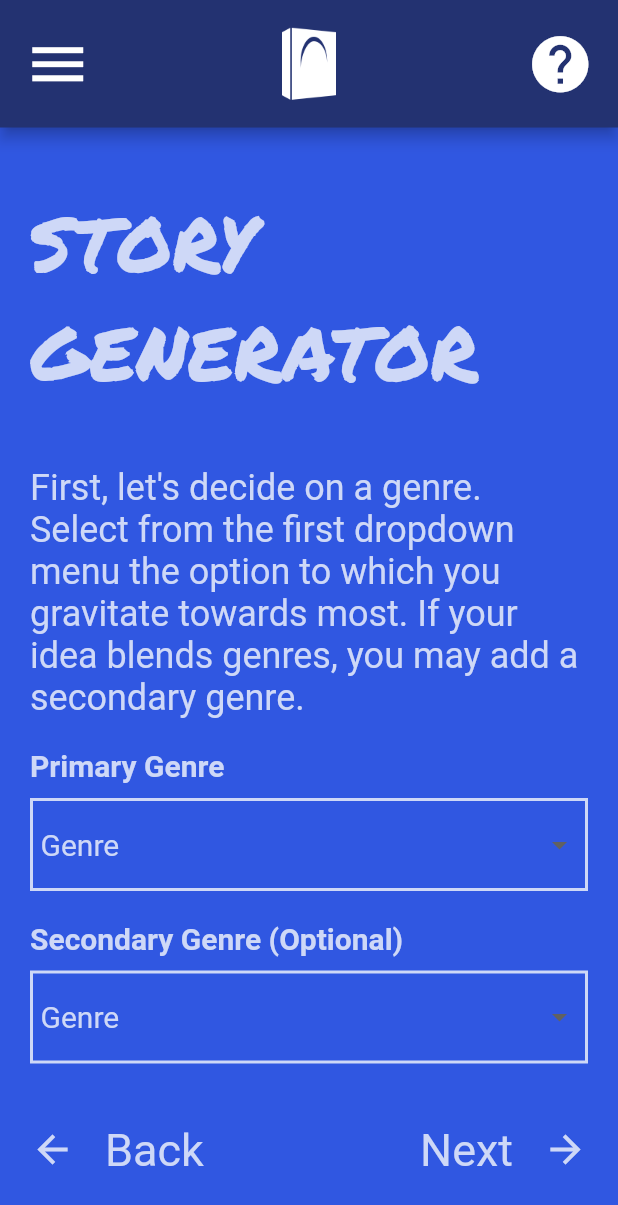
After one commit to AlexTarian/arcitect_novelsmith, a Flutter app: the GeneratorInfoScreen screen opened directly, on a phone screen of 412 x 824 dp. The commit adds this screen. Shown: the top 1205 px of the screen. Run offline on Flutter 3.47's test engine with Material 2 defaults, Android fonts, the phone set to English and light mode, and no system bars; our stand-ins replace rflutter_alert, shared_preferences; accounts and stored records are empty.

Commit message:
May 2023 Update

```diff
--- /dev/null
+++ b/lib/components/custom_dropdown.dart
@@ -0,0 +1,73 @@
+import 'package:flutter/material.dart';
+
+class CustomDropDown extends StatelessWidget {
+  const CustomDropDown(
+      {super.key,
+        required this.label,
+        required this.textController,
+        required this.list,
+        required this.onChanged});
+
+  final String label;
+  final TextEditingController textController;
+  final List<String> list;
+  final  void Function(String?)? onChanged;
+
+  @override
+  Widget build(BuildContext context) {
+    return Column(
+      crossAxisAlignment: CrossAxisAlignment.start,
+      children: <Widget>[
+        Text(label,
+          style: TextStyle(
+            color: Theme.of(context).primaryColor,
+            fontSize: 20.0,
+            fontWeight: FontWeight.w700,
+          ),
+        ),
+        const SizedBox(height: 10.0),
+        Container(
+          padding: const EdgeInsets.all(5.0),
+          decoration: BoxDecoration(
+            border: Border.all(
+                width: 2, color: Theme.of(context).primaryColor),
+          ),
+          child: DropdownButton<String>(
+            dropdownColor: Theme.of(context).primaryColor,
+            isExpanded: true,
+            value: textController.text,
+            elevation: 16,
+            style: TextStyle(
+                fontSize: 20.0, color: Theme.of(context).primaryColorLight),
+            underline: Container(
+              width: double.infinity,
+              height: 2,
+              color: Colors.transparent,
+            ),
+            onChanged: onChanged,
+            selectedItemBuilder: (BuildContext context) { //<-- SEE HERE
+              return list.map((String value) {
+                return Column(
+                  mainAxisAlignment: MainAxisAlignment.center,
+                  children: <Widget>[
+                    Text(
+                      textController.text,
+                      style: TextStyle(
+                          fontSize: 20.0, color: Theme.of(context).primaryColor),
+                    ),
+                  ],
+                );
+              }).toList();
+            },
+            items: list.map<DropdownMenuItem<String>>((String value) {
+              return DropdownMenuItem<String>(
+                value: value,
+                child: Text(value),
+              );
+            }).toList(),
+          ),
+        ),
+      ],
+    );
+  }
+}
--- /dev/null
+++ b/lib/components/pageview_layout.dart
@@ -0,0 +1,78 @@
+import 'package:flutter/material.dart';
+
+class PageviewLayout extends StatelessWidget {
+  const PageviewLayout(
+      {super.key,
+        required this.text,
+        required this.child,
+        this.back,
+        this.forward,
+      });
+
+  final String text;
+  final Widget child;
+  final void Function()? back;
+  final void Function()? forward;
+
+
+  @override
+  Widget build(BuildContext context) {
+    return
+      Column(
+        crossAxisAlignment: CrossAxisAlignment.start,
+        mainAxisAlignment: MainAxisAlignment.spaceBetween,
+        children: <Widget>[
+          Column(
+            children: <Widget>[
+              Text(
+                text,
+                style: const TextStyle(
+                  fontSize: 24.0,
+                ),
+              ),
+              const SizedBox(height: 20),
+              child,
+            ],
+          ),
+          Padding(
+            padding: const EdgeInsets.only(bottom: 40, top: 40),
+            child: Row(
+              mainAxisAlignment: MainAxisAlignment.spaceBetween,
+              children: <Widget>[
+                GestureDetector(
+                  onTap: back,
+                  child: Row(
+                    mainAxisAlignment: MainAxisAlignment.spaceBetween,
+                    children: <Widget>[
+                      Icon(Icons.arrow_back, color: Theme.of(context).primaryColor, size: 30),
+                      const SizedBox(width: 20),
+                      const Text('Back',
+                        style: TextStyle(
+                          fontSize: 30,
+                        ),
+                      ),
+                    ],
+                  ),
+                ),
+                GestureDetector(
+                  onTap: forward,
+                  child: Row(
+                    mainAxisAlignment: MainAxisAlignment.spaceBetween,
+                    children: <Widget>[
+                      const Text('Next',
+                        style: TextStyle(
+                            fontSize: 30
+                        ),
+                      ),
+                      const SizedBox(width: 20),
+                      Icon(Icons.arrow_forward, color: Theme.of(context).primaryColor, size: 30),
+                    ],
+                  ),
+                ),
+              ],
+            ),
+          ),
+        ],
+      );
+  }
+}
--- a/lib/views/character_detail.dart
+++ b/lib/views/character_detail.dart
@@ -30,6 +30,7 @@ class CharacterDetailScreen extends StatefulWidget {
 }
 
 class _CharacterDetailScreenState extends State<CharacterDetailScreen> {
+  String viewType = 'Summary';
   int stre = 0;
   int dext = 0;
   int cons = 0;
@@ -112,6 +113,7 @@ class _CharacterDetailScreenState extends State<CharacterDetailScreen> {
                   height: MediaQuery.of(context).size.height * .70,
                   child: SingleChildScrollView(
                     child: Column(
+                      crossAxisAlignment: CrossAxisAlignment.start,
                       children: <Widget>[
                         Container(
                           width: MediaQuery.of(context).size.width,
@@ -164,9 +166,72 @@ class _CharacterDetailScreenState extends State<CharacterDetailScreen> {
                           ),
                         ),
                         const SizedBox(height: 30.0),
+                        Text(
+                          'Level of Detail',
+                          style: TextStyle(
+                            color: Theme.of(context).primaryColor,
+                            fontSize: 20.0,
+                            fontWeight: FontWeight.w700,
+                          ),
+                        ),
+                        const SizedBox(height: 10.0),
+                        Container(
+                          padding: const EdgeInsets.all(5.0),
+                          decoration: BoxDecoration(
+                            border: Border.all(
+                                width: 2, color: Theme.of(context).primaryColor),
+                          ),
+                          child: DropdownButton<String>(
+                            dropdownColor: Theme.of(context).primaryColor,
+                            isExpanded: true,
+                            value: viewType,
+                            elevation: 16,
+                            style: TextStyle(
+                                fontSize: 20.0, color: Theme.of(context).primaryColorLight),
+                            underline: Container(
+                              width: double.infinity,
+                              height: 2,
+                              color: Colors.transparent,
+                            ),
+                            onChanged: (String? newValue) {
+                              setState(() {
+                                viewType = newValue!;
+                              });
+                            },
+                            selectedItemBuilder: (BuildContext context) { //<-- SEE HERE
+                              return <String>['Summary', 'Detailed', 'Ultra-Detailed']
+                                  .map((String value) {
+                                return Column(
+                                  mainAxisAlignment: MainAxisAlignment.center,
+                                  children: <Widget>[
+                                    Text(
+                                      viewType,
+                                      style: TextStyle(
+                                        fontSize: 20.0, color: Theme.of(context).primaryColor),
+                                    ),
+                                  ],
+                                );
+                              }).toList();
+                            },
+                            items: [
+                              'Summary',
+                              'Detailed',
+                              'Ultra-Detailed'
+                            ].map<DropdownMenuItem<String>>((String value) {
+                              return DropdownMenuItem<String>(
+                                value: value,
+                                child: Text(value),
+                              );
+                            }).toList(),
+                          ),
+                        ),
+                        const SizedBox(height: 30.0),
                         CustomFormField(label: 'Name'),
                         const SizedBox(height: 15.0),
-                        CustomFormField(label: 'Race'),
+                        Visibility(
+                          visible: viewType != "Summary",
+                            child: CustomFormField(label: 'Race')
+                        ),
                         const SizedBox(height: 15.0),
                         CustomFormField(label: 'Age'),
                         const SizedBox(height: 15.0),
--- /dev/null
+++ b/lib/views/generator_info.dart
@@ -0,0 +1,119 @@
+import 'package:flutter/material.dart';
+import 'package:arcitect_novelsmith/constants.dart';
+import 'package:arcitect_novelsmith/components/custom_app_bar.dart';
+import 'package:arcitect_novelsmith/components/nav_menu.dart';
+import 'package:arcitect_novelsmith/components/icon_box_button.dart';
+import 'package:arcitect_novelsmith/views/character_list.dart';
+import 'package:arcitect_novelsmith/views/story_list.dart';
+import 'package:arcitect_novelsmith/components/pageview_layout.dart';
+import 'package:arcitect_novelsmith/components/custom_dropdown.dart';
+
+class GeneratorInfoScreen extends StatefulWidget {
+  const GeneratorInfoScreen({Key? key}) : super(key: key);
+
+  @override
+  State<GeneratorInfoScreen> createState() => _GeneratorInfoScreenState();
+}
+
+class _GeneratorInfoScreenState extends State<GeneratorInfoScreen> {
+  final PageController controller = PageController(initialPage: 0);
+  TextEditingController genreOne = TextEditingController(text: 'Genre');
+  TextEditingController genreTwo = TextEditingController(text: 'Genre');
+  List<String> genreList = [
+    'Genre',
+    'Detective',
+    'Romance',
+    'Comedy',
+    'Horror',
+    'Action',
+    'Myth',
+    'Coming of Age',
+    'Sci-Fi',
+    'Fantasy',
+    'Crime',
+    'Western',
+    'Thriller'
+  ];
+
+  @override
+  Widget build(BuildContext context) {
+    return Scaffold(
+      drawer: const NavDrawer(),
+      drawerEnableOpenDragGesture: false,
+      appBar: PreferredSize(
+        preferredSize: const Size.fromHeight(85.0),
+        child: Builder(builder: (context) {
+          return customAppBar(iconR: Icons.help, onPressedR: () {});
+        }),
+      ),
+      body: SafeArea(
+        minimum: const EdgeInsets.all(20.0),
+        child: Center(
+          child: Container(
+            height: double.infinity,
+            decoration: BoxDecoration(
+                gradient: LinearGradient(
+              begin: Alignment.topCenter,
+              end: Alignment.bottomCenter,
+              colors: [
+                Theme.of(context).scaffoldBackgroundColor,
+                Theme.of(context).primaryColorLight,
+                Theme.of(context).primaryColorDark,
+              ],
+            )),
+            child: Column(
+              children: <Widget>[
+                const SizedBox(height: 20.0),
+                const Text(
+                  'STORY GENERATOR',
+                  style: TextStyle(
+                    fontFamily: 'PermanentMarker',
+                    fontSize: 50.0,
+                  ),
+                ),
+                const SizedBox(height: 40.0),
+                Expanded(
+                  child: PageView(
+                    controller: controller,
+                    children: <Widget>[
+                      PageviewLayout(
+                        text: 'First, let\'s decide on a genre. Select from the first dropdown menu the option to which you gravitate towards most. If your idea blends genres, you may add a secondary genre.',
+                        // back: controller.animateToPage(controller.page.toInt() + 1, duration: Duration(milliseconds: 400), curve: Curves.easeIn),
+                        // forward: controller.animateToPage(controller.page.toInt() + 1, duration: Duration(milliseconds: 400), curve: Curves.easeIn),
+                          child: Column(
+                            children: <Widget>[
+                              CustomDropDown(
+                                label: 'Primary Genre',
+                                textController: genreOne,
+                                list: genreList,
+                                onChanged: (String? newValue) {
+                                  setState(() {
+                                    genreOne.text = newValue!;
+                                  });
+                                },
+                              ),
+                              const SizedBox(height: 20),
+                              CustomDropDown(
+                                label: 'Secondary Genre (Optional)',
+                                textController: genreTwo,
+                                list: genreList,
+                                onChanged: (String? newValue) {
+                                  setState(() {
+                                    genreTwo.text = newValue!;
+                                  });
+                                },
+                              ),
+                            ],
+                          ),
+                      ),
+                    ],
+                  ),
+                ),
+              ],
+            ),
+          ),
+        ),
+      ),
+    );
+  }
+}
--- a/lib/views/home_screen.dart
+++ b/lib/views/home_screen.dart
@@ -1,3 +1,4 @@
+import 'package:arcitect_novelsmith/views/generator_info.dart';
 import 'package:flutter/material.dart';
 import 'package:arcitect_novelsmith/constants.dart';
 import 'package:arcitect_novelsmith/components/custom_app_bar.dart';
@@ -61,6 +62,17 @@ class _HomeScreenState extends State<HomeScreen> {
                 SizedBox(height: 30.0),
                 GestureDetector(
                   child: IconBoxButton(
+                    icon: Icons.lightbulb,
+                    text: 'Story Generator',
+                  ),
+                  onTap: () {
+                    Navigator.pushReplacement(
+                        context, MaterialPageRoute(builder: (context) => const GeneratorInfoScreen()));
+                  },
+                ),
+                SizedBox(height: 30.0),
+                GestureDetector(
+                  child: IconBoxButton(
                       icon: Icons.person,
                       text: 'Characters',
                   ),
```
